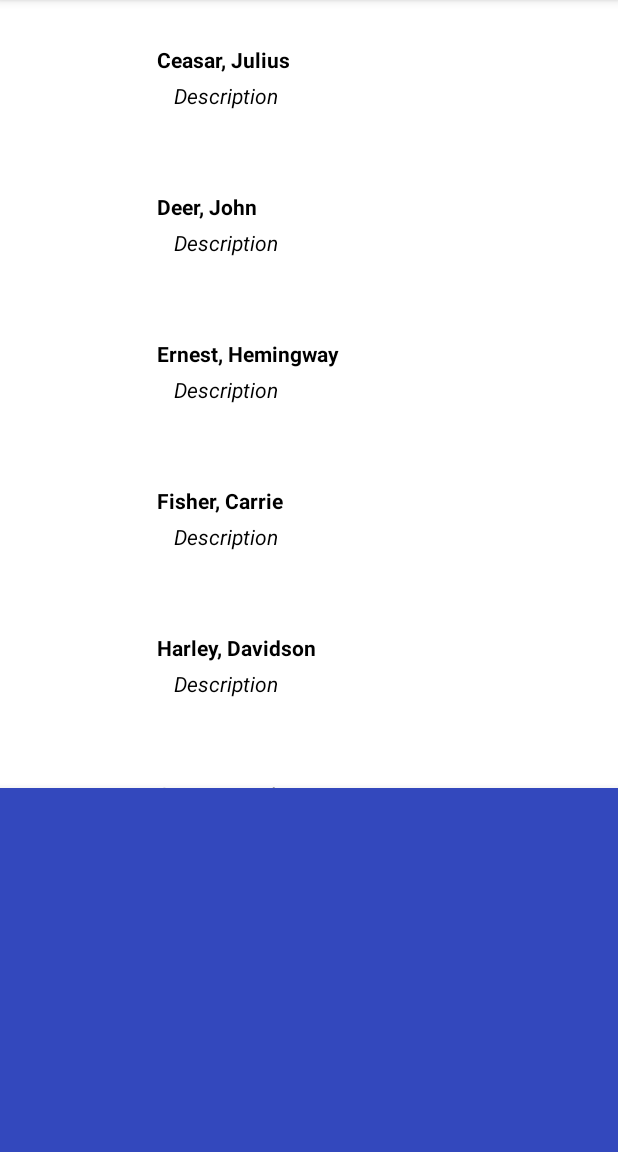
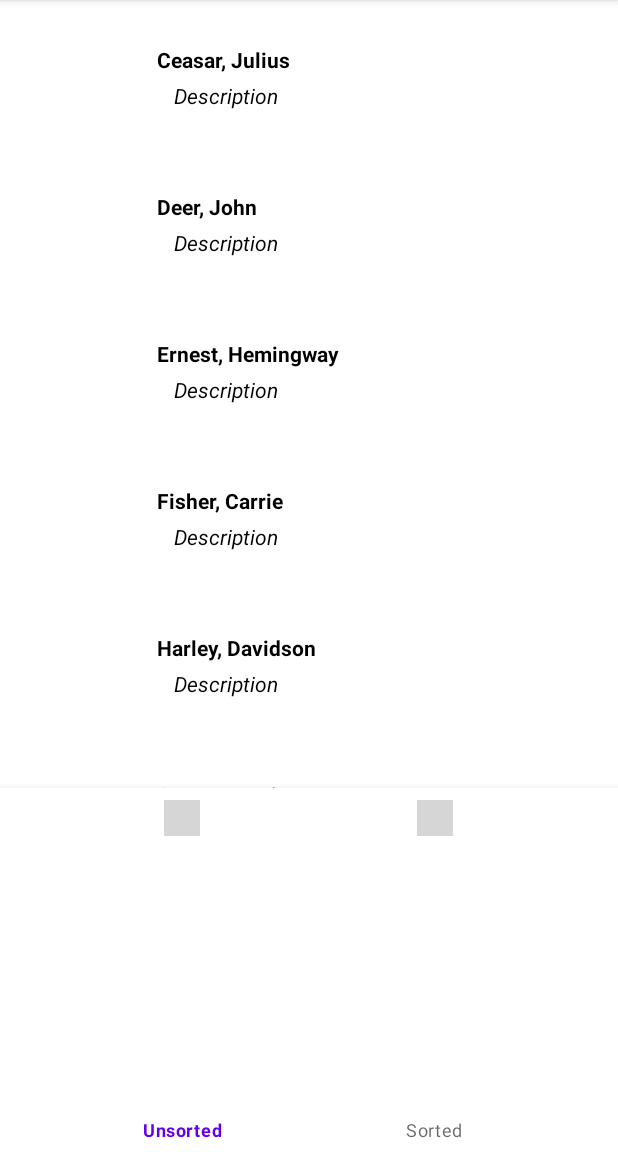
Before and after one commit to anireut/MobileAppDevelopmentFinal, an Android app: the screen it shows after launch (MainActivity), on a phone screen of 412 x 824 dp, the part 84-1236 px from its top. Run offline under Robolectric (Android 15) with nearby library versions, the phone set to English and light mode, and no system bars; our stand-ins replace navigation-ui; grey boxes are pictures that could not be loaded.

Commit message:
Nav Bar without functionality

```diff
--- a/app/src/main/java/com/example/assignment5/ContactDetailsActivity.kt
+++ b/app/src/main/java/com/example/assignment5/ContactDetailsActivity.kt
@@ -13,6 +13,7 @@ class ContactDetailsActivity : AppCompatActivity() {
         super.onCreate(savedInstanceState)
         setContentView(R.layout.activity_contact_details)
 
+        val description = intent.getStringExtra("description")
         val header = intent.getStringExtra("header")
 
 
@@ -20,16 +21,16 @@ class ContactDetailsActivity : AppCompatActivity() {
 
 
         val contactDescription: TextView = findViewById(R.id.description)
-        val contactImage: ImageView = findViewById(R.id.title)
-        val bundle: Bundle? = intent.extras
+        //val contactImage: ImageView = findViewById(R.id.title)
+        //val bundle: Bundle? = intent.extras
 
         //val header = bundle!!.getString("heading")
-        val imageId = bundle!!.getInt("imageId")
-        val description = bundle!!.getString("description")
+        //val imageId = bundle!!.getInt("imageId")
+        //val description = bundle!!.getString("description")
 
         contactHeading.text = header
         contactDescription.text = description
-        contactImage.setImageResource(imageId)
+        //contactImage.setImageResource(imageId)
     }
 
 }
--- a/app/src/main/java/com/example/assignment5/MainActivity.kt
+++ b/app/src/main/java/com/example/assignment5/MainActivity.kt
@@ -3,15 +3,18 @@ package com.example.assignment5
 import android.content.Intent
 import androidx.appcompat.app.AppCompatActivity
 import android.os.Bundle
+import android.view.Menu
 import android.view.View
 import android.widget.AdapterView
 import android.widget.Toast
+import androidx.navigation.findNavController
+import androidx.navigation.ui.setupWithNavController
 import androidx.recyclerview.widget.LinearLayoutManager
 import androidx.recyclerview.widget.RecyclerView
 import com.google.android.material.bottomnavigation.BottomNavigationView
 
 class MainActivity : AppCompatActivity(){
-    private lateinit var newRecyclerView: RecyclerView
+    //private lateinit var newRecyclerView: RecyclerView
     private lateinit var newArrayList: ArrayList<Contacts>
     lateinit var imageId : Array<Int>
     lateinit var heading : Array<String>
@@ -22,6 +25,9 @@ class MainActivity : AppCompatActivity(){
         setContentView(R.layout.activity_main)
 
         val bottomNavigationBar : BottomNavigationView = findViewById(R.id.btmNav)
+        //val navController = findNavController(R.id.recyclerView)
+
+        //bottomNavigationBar.setupWithNavController(navController)
         val rv: RecyclerView = findViewById(R.id.recyclerView)
 
 
@@ -77,6 +83,7 @@ class MainActivity : AppCompatActivity(){
         rv.adapter = MyAdapter(newArrayList)
 
     }
+
     private fun getUserdata(){
             for (i in imageId.indices) {
                 val contacts = Contacts(imageId[i], heading[i], description[i])
@@ -103,4 +110,5 @@ class MainActivity : AppCompatActivity(){
 
 
 
+
 }
--- a/app/src/main/res/layout/activity_main.xml
+++ b/app/src/main/res/layout/activity_main.xml
@@ -11,11 +11,12 @@
         android:id="@+id/btmNav"
         android:layout_width="match_parent"
         android:layout_height="0dp"
-        android:background="#3348BD"
+        android:background="#FFFFFF"
         app:layout_constraintBottom_toBottomOf="parent"
         app:layout_constraintEnd_toEndOf="parent"
         app:layout_constraintStart_toStartOf="parent"
-        app:layout_constraintTop_toBottomOf="@+id/recyclerView" />
+        app:layout_constraintTop_toBottomOf="@+id/recyclerView"
+        app:menu="@menu/bottom_menu" />
 
     <androidx.recyclerview.widget.RecyclerView
         android:id="@+id/recyclerView"
--- /dev/null
+++ b/app/src/main/res/menu/bottom_menu.xml
@@ -0,0 +1,16 @@
+<?xml version="1.0" encoding="utf-8"?>
+<menu xmlns:app="http://schemas.android.com/apk/res-auto"
+    xmlns:android="http://schemas.android.com/apk/res/android">
+
+    <item
+        android:id="@+id/unsortedMenu"
+        android:icon="@drawable/friendicon"
+        android:title="Unsorted"
+        app:showAsAction="ifRoom" />
+    <item
+        android:id="@+id/sortedMenu"
+        android:icon="@drawable/sortedicon"
+        android:title="Sorted"
+        app:showAsAction="ifRoom" />
+
+</menu>
```
